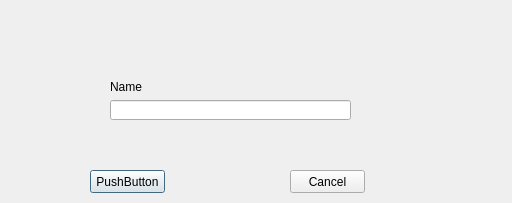
Above: authorizationdialog.ui from vladart4/Client-App before the change. Below: the same form after it.
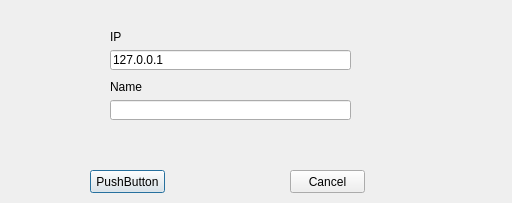
That is the form after the change.

Patch:
```diff
--- a/authorizationdialog.ui
+++ b/authorizationdialog.ui
@@ -62,6 +62,32 @@
     <string>Cancel</string>
    </property>
   </widget>
+  <widget class="QLineEdit" name="lineEdit_IP">
+   <property name="geometry">
+    <rect>
+     <x>110</x>
+     <y>50</y>
+     <width>241</width>
+     <height>20</height>
+    </rect>
+   </property>
+   <property name="text">
+    <string>127.0.0.1</string>
+   </property>
+  </widget>
+  <widget class="QLabel" name="label_2">
+   <property name="geometry">
+    <rect>
+     <x>110</x>
+     <y>30</y>
+     <width>47</width>
+     <height>13</height>
+    </rect>
+   </property>
+   <property name="text">
+    <string>IP</string>
+   </property>
+  </widget>
  </widget>
  <resources/>
  <connections/>
```
